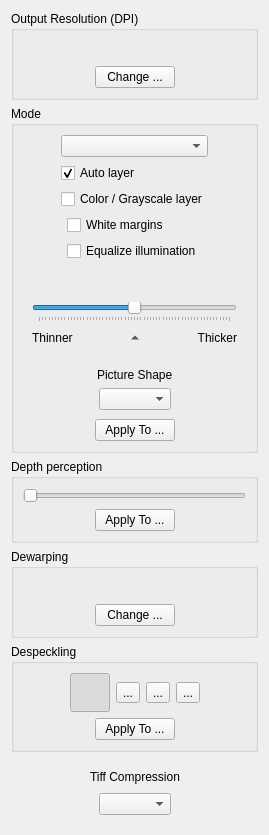
ImageProcessing-ElectronicPublications/scantailor-deviant, file filters/output/ui/OutputOptionsWidget.ui: the form before one commit.
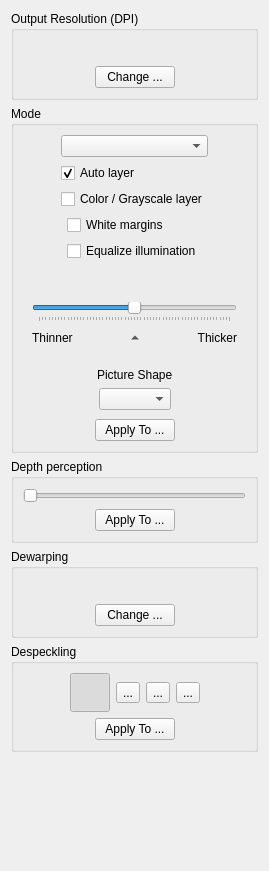
The form after the commit. Icons and pictures are not drawn.

The edit to the form file:
```diff
--- a/filters/output/ui/OutputOptionsWidget.ui
+++ b/filters/output/ui/OutputOptionsWidget.ui
@@ -7,7 +7,7 @@
     <x>0</x>
     <y>0</y>
     <width>269</width>
-    <height>789</height>
+    <height>871</height>
    </rect>
   </property>
   <property name="windowTitle">
@@ -800,82 +800,6 @@
      </layout>
     </widget>
    </item>
-   <item>
-    <widget class="QWidget" name="pictureShapeOptions_2" native="true">
-     <layout class="QVBoxLayout" name="verticalLayout_10">
-      <item>
-       <layout class="QHBoxLayout" name="horizontalLayout_17">
-        <item>
-         <spacer name="horizontalSpacer_31">
-          <property name="orientation">
-           <enum>Qt::Horizontal</enum>
-          </property>
-          <property name="sizeHint" stdset="0">
-           <size>
-            <width>40</width>
-            <height>20</height>
-           </size>
-          </property>
-         </spacer>
-        </item>
-        <item>
-         <widget class="QLabel" name="label_3">
-          <property name="text">
-           <string>Tiff Compression</string>
-          </property>
-         </widget>
-        </item>
-        <item>
-         <spacer name="horizontalSpacer_32">
-          <property name="orientation">
-           <enum>Qt::Horizontal</enum>
-          </property>
-          <property name="sizeHint" stdset="0">
-           <size>
-            <width>40</width>
-            <height>20</height>
-           </size>
-          </property>
-         </spacer>
-        </item>
-       </layout>
-      </item>
-      <item>
-       <layout class="QHBoxLayout" name="horizontalLayout_18">
-        <item>
-         <spacer name="horizontalSpacer_33">
-          <property name="orientation">
-           <enum>Qt::Horizontal</enum>
-          </property>
-          <property name="sizeHint" stdset="0">
-           <size>
-            <width>40</width>
-            <height>20</height>
-           </size>
-          </property>
-         </spacer>
-        </item>
-        <item>
-         <widget class="QComboBox" name="tiffCompression"/>
-        </item>
-        <item>
-         <spacer name="horizontalSpacer_34">
-          <property name="orientation">
-           <enum>Qt::Horizontal</enum>
-          </property>
-          <property name="sizeHint" stdset="0">
-           <size>
-            <width>40</width>
-            <height>20</height>
-           </size>
-          </property>
-         </spacer>
-        </item>
-       </layout>
-      </item>
-     </layout>
-    </widget>
-   </item>
    <item>
     <spacer name="verticalSpacer">
      <property name="orientation">
```
Left out of the diff: 2 changed lines with no effect on the pictures.
